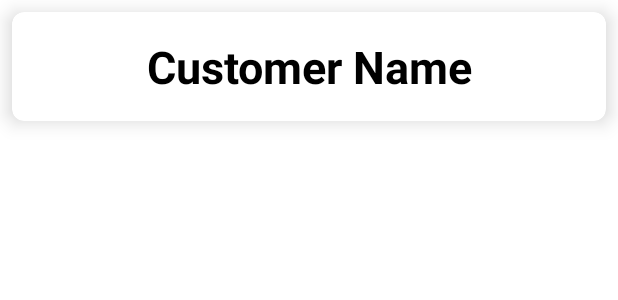
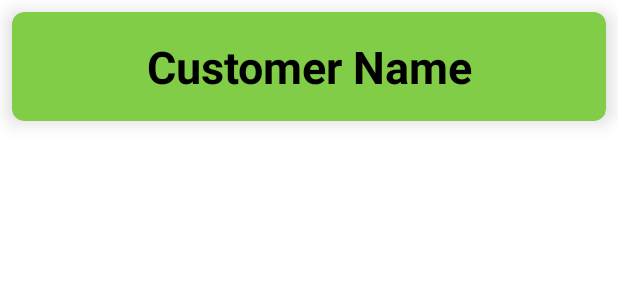
Before and after one commit to mindula-D/HopeLanka, an Android app: the layout template_list_item.xml on its own in the app's theme, with its tools: preview values and no code run, on a phone screen of 412 x 824 dp. Shown: the top 300 px of the screen. Run offline under Robolectric (Android 15) with nearby library versions, the phone set to English and light mode, and no system bars.

Commit message:
updated the color

```diff
--- a/app/src/main/res/layout/template_list_item.xml
+++ b/app/src/main/res/layout/template_list_item.xml
@@ -5,7 +5,7 @@
     android:layout_height="wrap_content"
     android:layout_margin="8dp"
 
-    app:cardBackgroundColor="@color/white"
+    app:cardBackgroundColor="@color/SecondaryColor"
     app:cardCornerRadius="8dp"
     app:cardElevation="8dp">
 
```
